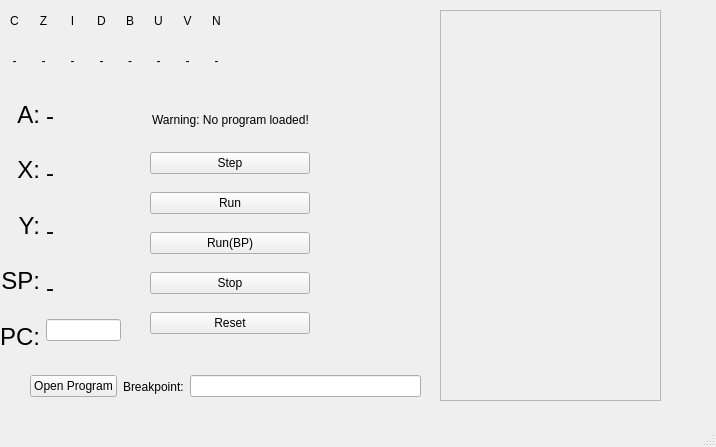
Above: debugger/mainwindow.ui from felixkorch/Kandidatarbete-LLVMES before the change. Below: the same form after it.
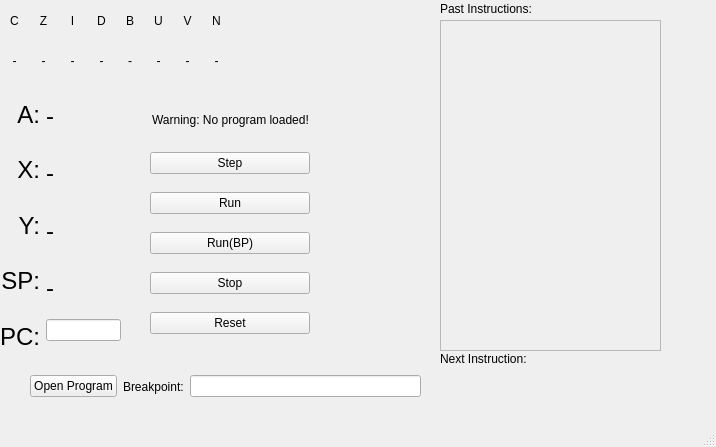
That is the form after the change.

Commit message: Separate next instruction from past instructions

The edit to the form file:
```diff
--- a/debugger/mainwindow.ui
+++ b/debugger/mainwindow.ui
@@ -485,9 +485,9 @@
     <property name="geometry">
      <rect>
       <x>440</x>
-      <y>10</y>
+      <y>20</y>
       <width>221</width>
-      <height>391</height>
+      <height>331</height>
      </rect>
     </property>
     <property name="widgetResizable">
@@ -499,11 +499,63 @@
        <x>0</x>
        <y>0</y>
        <width>219</width>
-       <height>389</height>
+       <height>329</height>
       </rect>
      </property>
     </widget>
    </widget>
+   <widget class="QWidget" name="horizontalLayoutWidget_2">
+    <property name="geometry">
+     <rect>
+      <x>440</x>
+      <y>370</y>
+      <width>221</width>
+      <height>31</height>
+     </rect>
+    </property>
+    <layout class="QHBoxLayout" name="horizontalLayout_5">
+     <item>
+      <widget class="QLabel" name="Label_NextInstr">
+       <property name="text">
+        <string/>
+       </property>
+      </widget>
+     </item>
+     <item>
+      <widget class="QLabel" name="Label_Value_NextInstr">
+       <property name="text">
+        <string/>
+       </property>
+      </widget>
+     </item>
+    </layout>
+   </widget>
+   <widget class="QLabel" name="label">
+    <property name="geometry">
+     <rect>
+      <x>440</x>
+      <y>350</y>
+      <width>111</width>
+      <height>17</height>
+     </rect>
+    </property>
+    <property name="text">
+     <string>Next Instruction:</string>
+    </property>
+   </widget>
+   <widget class="QLabel" name="label_2">
+    <property name="geometry">
+     <rect>
+      <x>440</x>
+      <y>0</y>
+      <width>111</width>
+      <height>17</height>
+     </rect>
+    </property>
+    <property name="text">
+     <string>Past Instructions:</string>
+    </property>
+   </widget>
   </widget>
   <widget class="QMenuBar" name="menubar">
    <property name="geometry">
```
The commit also changes 3 other files.
